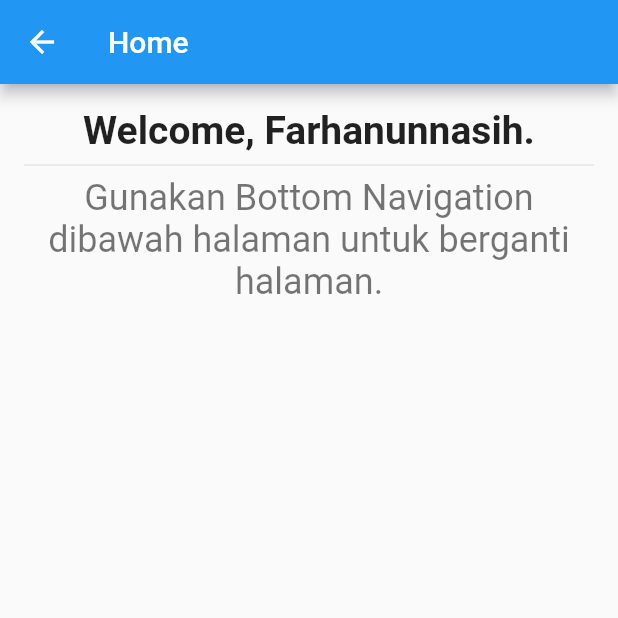
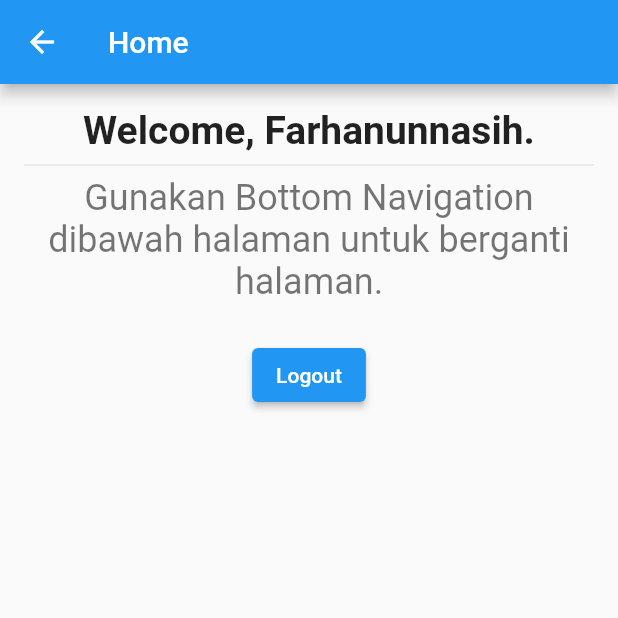
Before and after one commit to Farhan-ns/farhanunnasih_2042408, a Flutter app: the HomePage screen opened directly, on a phone screen of 412 x 824 dp, the top half of it. Run offline on Flutter 3.47's test engine with Material 2 defaults, Android fonts, the light colour scheme and no system bars; Roboto replaces fonts that are missing (SanFransisco).

Commit message:
add logout to home

```diff
--- a/lib/home_screen.dart
+++ b/lib/home_screen.dart
@@ -68,17 +68,24 @@ class HomePage extends StatelessWidget {
         body: Container(
             padding: EdgeInsets.all(16),
             child: Column(
-              children: const [
-                Text(
+              children: [
+                const Text(
                   "Welcome, Farhanunnasih.",
                   style: TextStyle(fontSize: 26, fontWeight: FontWeight.bold),
                 ),
-                Divider(),
-                Text(
+                const Divider(),
+                const Text(
                   "Gunakan Bottom Navigation dibawah halaman untuk berganti halaman.",
                   style: TextStyle(fontSize: 24, color: Colors.black54),
                   textAlign: TextAlign.center,
                 ),
+                Padding(
+                  padding: const EdgeInsets.only(top: 24),
+                  child: ElevatedButton(
+                      onPressed: () =>
+                          Navigator.pushReplacementNamed(context, "/login"),
+                      child: const Text("Logout")),
+                )
               ],
             )));
   }
```
